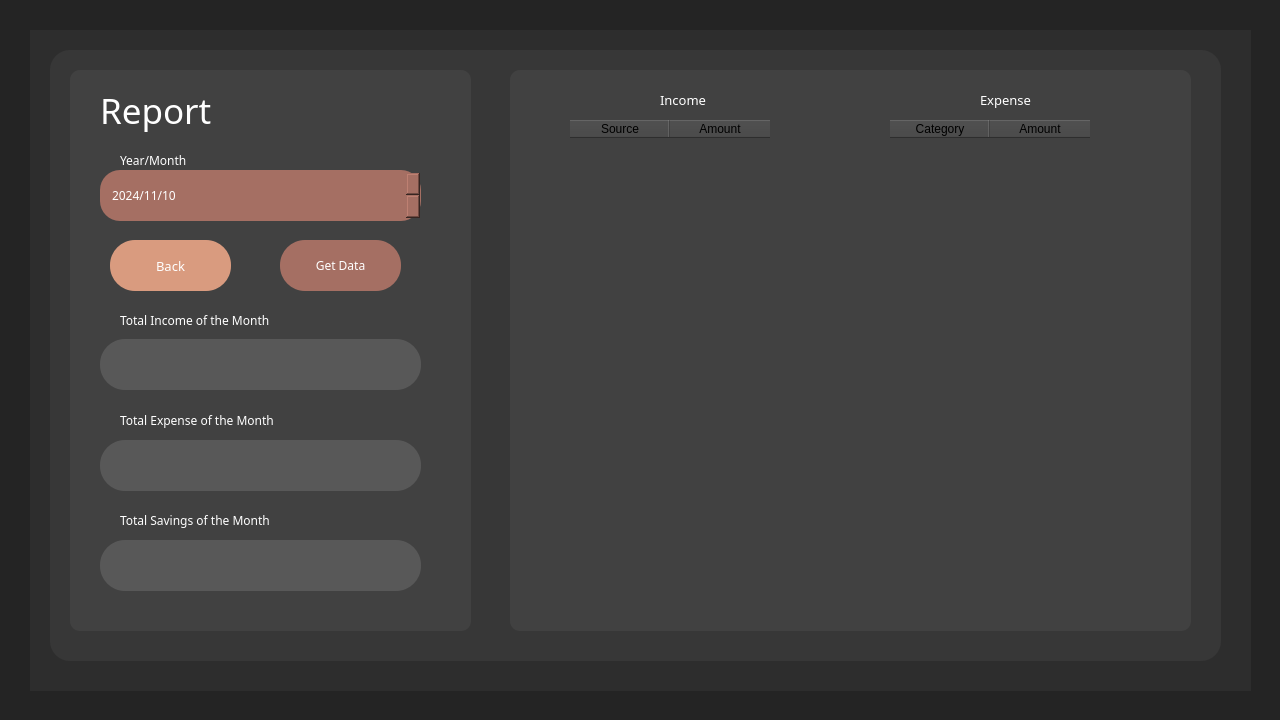
First picture: the form in ui/report.ui, repository hclperera/Personal_Organizer, before the edit.
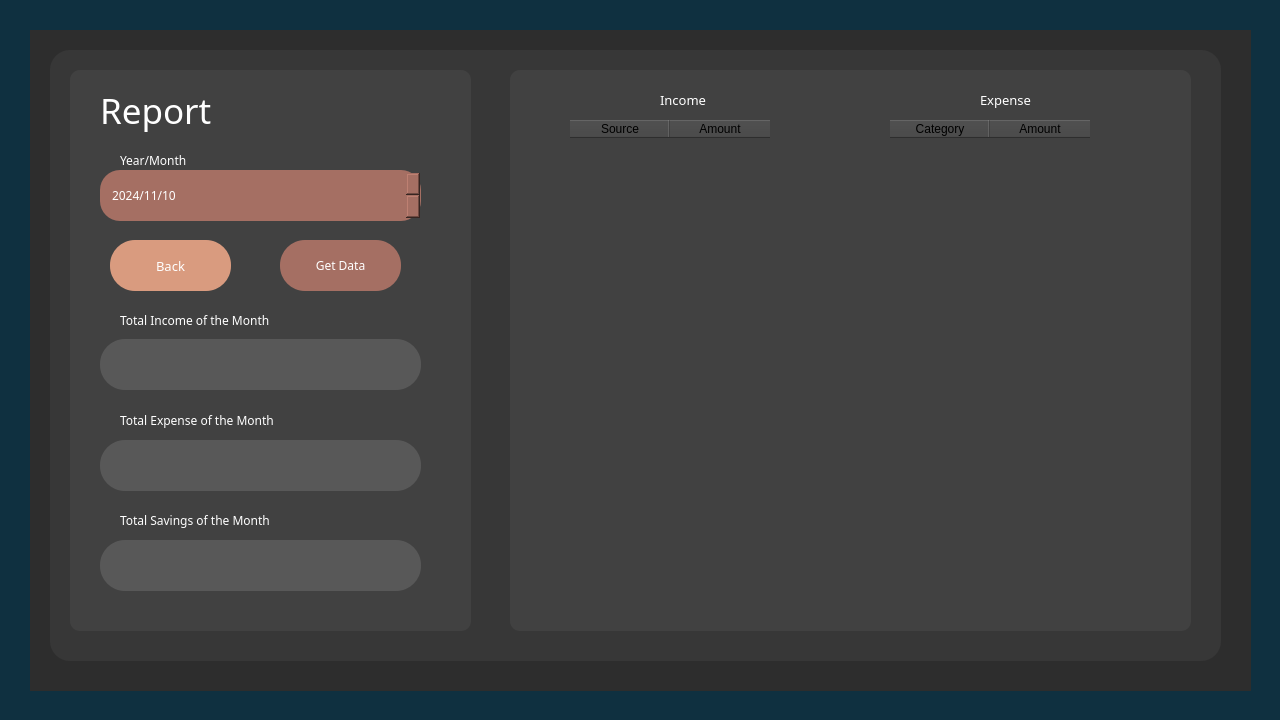
Second picture: the form after the edit.

Diff of the .ui file:
```diff
--- a/ui/report.ui
+++ b/ui/report.ui
@@ -29,7 +29,7 @@
    </property>
    <property name="styleSheet">
     <string notr="true">QWidget{
-	background-color: rgb(36, 36, 36);
+	background-color: rgb(15, 48, 64);
 }</string>
    </property>
    <widget class="QWidget" name="Fback1" native="true">
```
